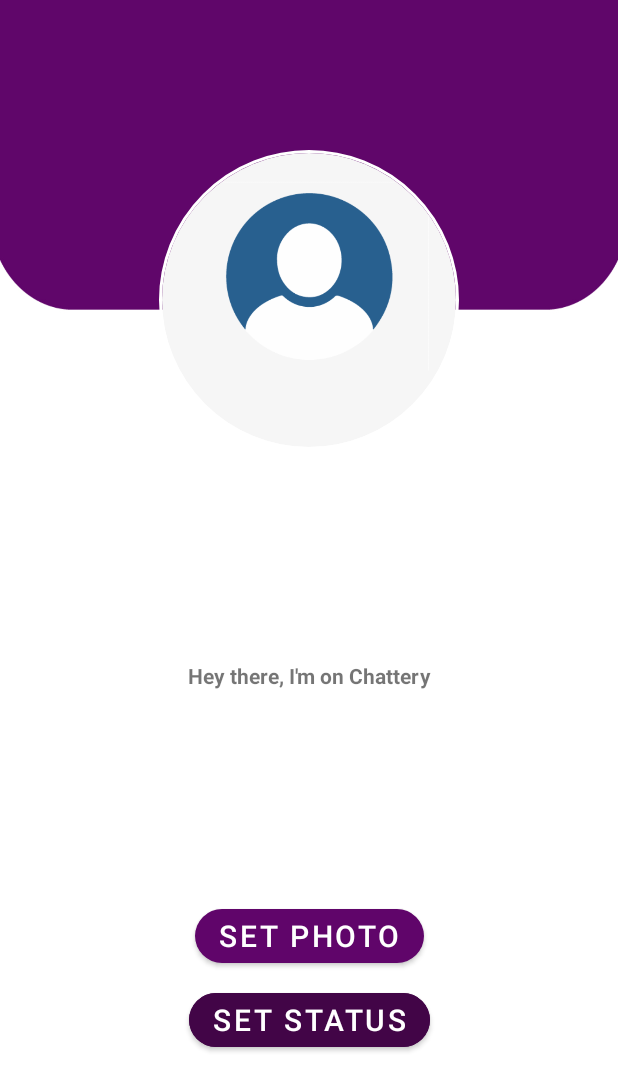
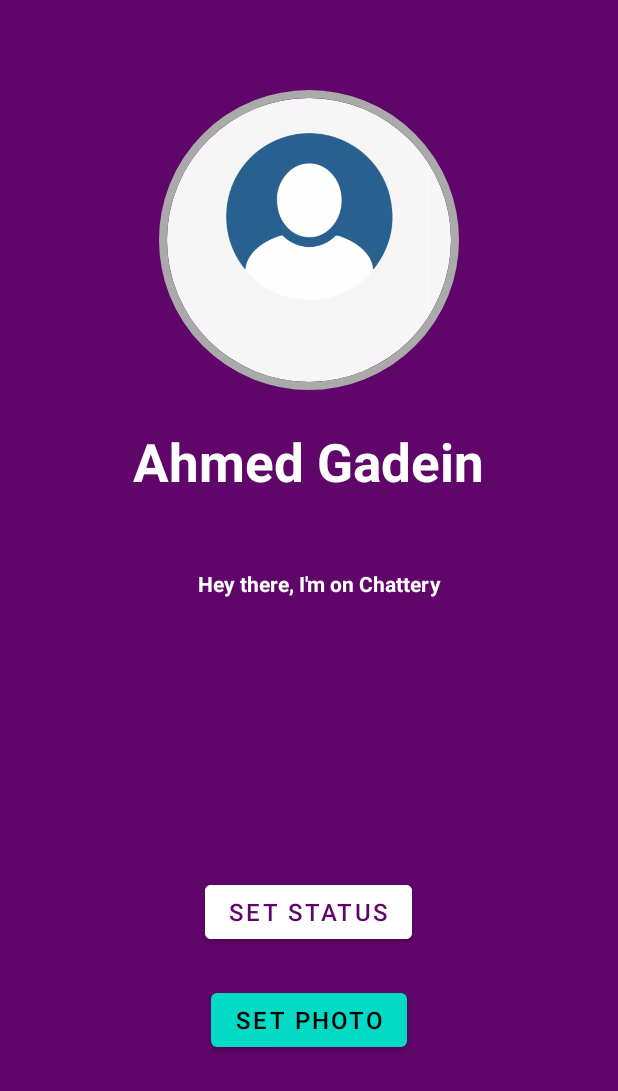
Before and after one commit to Ahmedgadein/Chattery, an Android app: the layout activity_settings.xml on its own in the app's theme, with its tools: preview values and no code run, on a phone screen of 412 x 824 dp. Shown: the top 1091 px of the screen. Run offline under Robolectric (Android 15) with nearby library versions, the phone set to English and light mode, and no system bars; plain views replace CircularImageView.

Commit message:
Finished settings activity

```diff
--- a/app/build.gradle
+++ b/app/build.gradle
@@ -35,9 +35,12 @@ dependencies {
     implementation 'com.google.firebase:firebase-auth:16.0.5'
     implementation 'androidx.legacy:legacy-support-v4:1.0.0'
     implementation 'com.google.firebase:firebase-database:16.0.4'
+    implementation 'com.google.firebase:firebase-storage:16.0.4'
     testImplementation 'junit:junit:4.12'
     androidTestImplementation 'androidx.test.ext:junit:1.1.1'
     androidTestImplementation 'androidx.test.espresso:espresso-core:3.2.0'
     implementation 'com.google.android.material:material:1.1.0'
     implementation 'com.mikhaellopez:circularimageview:4.2.0'
+    implementation 'com.theartofdev.edmodo:android-image-cropper:2.8.+'
+    implementation 'com.squareup.picasso:picasso:2.71828'
 }
--- a/app/src/main/AndroidManifest.xml
+++ b/app/src/main/AndroidManifest.xml
@@ -4,6 +4,8 @@
 
     <uses-permission android:name="android.permission.INTERNET" />
     <uses-permission android:name="android.permission.ACCESS_NETWORK_STATE" />
+    <uses-permission android:name="android.permission.READ_EXTERNAL_STORAGE"/>
+    <uses-permission android:name="android.permission.WRITE_EXTERNAL_STORAGE"/>
 
     <application
         android:allowBackup="true"
@@ -12,7 +14,7 @@
         android:roundIcon="@mipmap/ic_launcher_round"
         android:supportsRtl="true"
         android:theme="@style/AppTheme">
-        <activity android:name=".SettingsActivity"></activity>
+        <activity android:name=".ui.activities.SettingsActivity"></activity>
         <activity android:name=".ui.activities.MainActivity">
             <intent-filter>
                 <action android:name="android.intent.action.MAIN" />
@@ -32,6 +34,8 @@
             android:name=".ui.activities.LoginActivity"
             android:parentActivityName=".ui.activities.WelcomeActivity"
             android:theme="@style/ActivityActionBarTheme" />
+        <activity android:name="com.theartofdev.edmodo.cropper.CropImageActivity"
+            android:theme="@style/Base.Theme.AppCompat"/>
     </application>
 
 </manifest>
--- a/app/src/main/java/com/example/chattery/FirebaseDatabaseSchema.kt
+++ b/app/src/main/java/com/example/chattery/FirebaseDatabaseSchema.kt
@@ -10,5 +10,6 @@ open class Columns{
         val Status = "userstatus"
         val Image = "userimage"
         val ImageThumbnail = "userimagethumbnail"
+        val ProfileImagesDirectory = "profile_images"
     }
 }
--- a/app/src/main/java/com/example/chattery/ui/activities/MainActivity.kt
+++ b/app/src/main/java/com/example/chattery/ui/activities/MainActivity.kt
@@ -10,7 +10,6 @@ import android.view.MenuItem
 import android.widget.Toast
 import androidx.viewpager.widget.ViewPager
 import com.example.chattery.R
-import com.example.chattery.SettingsActivity
 import com.example.chattery.adapters.TabsAdapter
 import com.google.android.material.tabs.TabLayout
 import com.google.firebase.auth.FirebaseAuth
@@ -46,7 +45,7 @@ class MainActivity : AppCompatActivity() {
 
     fun isNetworkAvailableAndConnected():Boolean {
         val connectivitymanager = getSystemService(Context.CONNECTIVITY_SERVICE) as ConnectivityManager
-        return  connectivitymanager.activeNetworkInfo != null && connectivitymanager.activeNetworkInfo.isConnected
+        return !(connectivitymanager.activeNetworkInfo == null || !connectivitymanager.activeNetworkInfo.isConnected)
     }
     override fun onStart() {
         super.onStart()
@@ -79,7 +78,8 @@ class MainActivity : AppCompatActivity() {
             }
 
             R.id.menu_settings -> {
-                val settingsIntent = Intent(this,SettingsActivity::class.java)
+                val settingsIntent = Intent(this,
+                    SettingsActivity::class.java)
                 startActivity(settingsIntent)
                  true
             }
--- a/app/src/main/res/layout-land/activity_settings.xml
+++ b/app/src/main/res/layout-land/activity_settings.xml
@@ -1,67 +1,82 @@
 <?xml version="1.0" encoding="utf-8"?>
-<androidx.constraintlayout.widget.ConstraintLayout xmlns:android="http://schemas.android.com/apk/res/android"
+<RelativeLayout xmlns:android="http://schemas.android.com/apk/res/android"
     xmlns:tools="http://schemas.android.com/tools"
     android:layout_width="match_parent"
     android:layout_height="match_parent"
     xmlns:app="http://schemas.android.com/apk/res-auto"
-    android:background="@drawable/settings_bg">
+    android:background="@color/colorPrimary">
 
     <com.mikhaellopez.circularimageview.CircularImageView
-        android:id="@+id/profile_image"
+        android:id="@+id/settings_profile_image"
         android:layout_width="200dp"
         android:layout_height="200dp"
+
+        android:layout_alignParentStart="true"
         android:layout_alignParentTop="true"
-        android:layout_alignParentEnd="true"
         android:layout_centerHorizontal="true"
-        android:layout_marginStart="40dp"
-        android:layout_marginTop="40dp"
+        android:layout_marginStart="72dp"
+        android:layout_marginTop="48dp"
         android:src="@drawable/avatar_empty"
         app:civ_border_color="@android:color/white"
         app:civ_border_width="2dp"
         app:civ_shadow="true"
         app:civ_shadow_color="@android:color/white"
-        app:civ_shadow_radius="4dp"
-        app:layout_constraintStart_toStartOf="parent"
-        app:layout_constraintTop_toTopOf="parent" />
+        app:civ_shadow_radius="4dp" />
 
     <com.google.android.material.textview.MaterialTextView
-        android:id="@+id/materialTextView"
+        android:id="@+id/settings_status"
         android:layout_width="300dp"
         android:layout_height="wrap_content"
-        android:layout_marginTop="144dp"
+        android:layout_alignParentTop="true"
+        android:layout_marginStart="100dp"
+        android:layout_marginTop="148dp"
+        android:layout_toEndOf="@+id/settings_profile_image"
         android:gravity="center_horizontal"
         android:text="@string/status_placeholder"
-        android:textStyle="bold"
-        app:layout_constraintEnd_toEndOf="parent"
-        app:layout_constraintHorizontal_bias="0.75"
-        app:layout_constraintStart_toStartOf="parent"
-        app:layout_constraintTop_toTopOf="parent"/>
+        android:textColor="@android:color/white"
+        android:textStyle="bold" />
+
+    <com.google.android.material.textview.MaterialTextView
+        android:id="@+id/settings_username"
+        android:layout_width="wrap_content"
+        android:layout_height="wrap_content"
+        android:layout_below="@+id/settings_profile_image"
+        android:layout_alignParentLeft="true"
+        android:layout_centerHorizontal="true"
+        android:layout_marginVertical="20dp"
+        android:layout_marginLeft="72dp"
+        android:layout_marginTop="22dp"
+        android:text="Ahmed Gadein"
+        android:textColor="@android:color/white"
+        android:textSize="34sp"
+        android:textStyle="bold" />
 
     <com.google.android.material.button.MaterialButton
         android:id="@+id/settings_set_status"
         android:layout_width="wrap_content"
         android:layout_height="wrap_content"
-        android:layout_marginStart="8dp"
-        android:layout_marginBottom="32dp"
+        android:layout_above="@+id/settings_set_photo"
+        android:layout_alignParentBottom="true"
+        android:layout_marginEnd="16dp"
+        android:layout_marginBottom="16dp"
+        android:layout_toStartOf="@+id/settings_set_photo"
         android:text="@string/set_status_label"
-        android:textSize="20sp"
-        app:cornerRadius="20dp"
-        app:elevation="4dp"
-        app:layout_constraintBottom_toBottomOf="parent"
-        app:layout_constraintEnd_toEndOf="parent"
-        app:layout_constraintStart_toEndOf="@+id/settings_set_photo" />
+        android:textColor="@color/colorPrimary"
+        android:textSize="16sp"
+        app:backgroundTint="@android:color/white"
+        app:elevation="4dp" />
 
     <com.google.android.material.button.MaterialButton
         android:id="@+id/settings_set_photo"
         android:layout_width="wrap_content"
         android:layout_height="wrap_content"
-        android:layout_marginBottom="32dp"
-        android:backgroundTint="@color/colorPrimaryDark"
+        android:layout_alignParentEnd="true"
+        android:layout_alignParentBottom="true"
+        android:layout_marginEnd="16dp"
+        android:layout_marginBottom="16dp"
         android:text="@string/set_photo_label"
-        android:textSize="20sp"
-        app:cornerRadius="20dp"
-        app:elevation="4dp"
-        app:layout_constraintBottom_toBottomOf="parent"
-        app:layout_constraintEnd_toStartOf="@+id/settings_set_status"
-        app:layout_constraintStart_toStartOf="parent" />
-</androidx.constraintlayout.widget.ConstraintLayout>
+        android:textColor="@android:color/black"
+        android:textSize="16sp"
+        app:backgroundTint="@color/colorAccent"
+        app:elevation="4dp" />
+</RelativeLayout>
--- a/app/src/main/res/layout/activity_settings.xml
+++ b/app/src/main/res/layout/activity_settings.xml
@@ -1,67 +1,80 @@
 <?xml version="1.0" encoding="utf-8"?>
-<androidx.constraintlayout.widget.ConstraintLayout xmlns:android="http://schemas.android.com/apk/res/android"
+<RelativeLayout
+    xmlns:android="http://schemas.android.com/apk/res/android"
     xmlns:tools="http://schemas.android.com/tools"
     android:layout_width="match_parent"
     android:layout_height="match_parent"
     xmlns:app="http://schemas.android.com/apk/res-auto"
-    android:background="@drawable/settings_bg">
+    android:background="@color/colorPrimary">
 
     <com.mikhaellopez.circularimageview.CircularImageView
-        android:id="@+id/profile_image"
+        android:id="@+id/settings_profile_image"
         android:layout_width="200dp"
         android:layout_height="200dp"
         android:layout_alignParentTop="true"
         android:layout_alignParentEnd="true"
         android:layout_centerHorizontal="true"
-        android:layout_marginTop="100dp"
+        android:layout_marginTop="60dp"
+        android:layout_marginEnd="106dp"
+        android:elevation="2dp"
+        android:scaleType="centerCrop"
         android:src="@drawable/avatar_empty"
-        app:civ_border_color="@android:color/white"
-        app:civ_border_width="2dp"
-        android:elevation="2dp"
+        app:civ_border_color="@android:color/darker_gray"
+        app:civ_border_width="5dp"
         app:civ_shadow="false"
-        app:civ_shadow_color="@color/colorPrimaryDark"
-        app:layout_constraintEnd_toEndOf="parent"
-        app:layout_constraintHorizontal_bias="0.5"
-        app:layout_constraintStart_toStartOf="parent"
-        app:layout_constraintTop_toTopOf="parent" />
+        app:civ_shadow_color="@color/colorPrimaryDark" />
+
+    <TextView
+        android:id="@+id/settings_username"
+        android:layout_width="wrap_content"
+        android:layout_height="wrap_content"
+        android:layout_below="@+id/settings_profile_image"
+        android:layout_centerHorizontal="true"
+        android:layout_marginTop="24dp"
+        android:text="Ahmed Gadein"
+        android:textStyle="bold"
+        android:fontFamily="@font/roboto_bold"
+        android:textColor="@android:color/white"
+        android:textSize="35sp" />
 
     <com.google.android.material.textview.MaterialTextView
-        android:id="@+id/materialTextView"
+        android:id="@+id/settings_status"
         android:layout_width="300dp"
         android:layout_height="wrap_content"
+        android:layout_below="@+id/settings_username"
+        android:layout_alignParentEnd="true"
+        android:layout_centerHorizontal="true"
+        android:layout_marginTop="48dp"
+        android:layout_marginEnd="49dp"
         android:gravity="center_horizontal"
         android:text="@string/status_placeholder"
-        android:textStyle="bold"
-        app:layout_constraintBottom_toTopOf="@+id/settings_set_photo"
-        app:layout_constraintEnd_toEndOf="parent"
-        app:layout_constraintStart_toStartOf="parent"
-        app:layout_constraintTop_toBottomOf="@+id/profile_image" />
+        android:textColor="@android:color/white"
+        android:textStyle="bold" />
 
+    <com.google.android.material.button.MaterialButton
+        android:id="@+id/settings_set_status"
+        android:layout_width="wrap_content"
+        android:layout_height="wrap_content"
+        android:layout_above="@+id/settings_set_photo"
+        android:layout_centerHorizontal="true"
+        android:layout_marginBottom="24dp"
+        android:backgroundTint="@android:color/white"
+        android:text="@string/set_status_label"
+        android:textColor="@color/colorPrimary"
+        android:textSize="16sp"
+        app:elevation="4dp" />
 
     <com.google.android.material.button.MaterialButton
         android:id="@+id/settings_set_photo"
         android:layout_width="wrap_content"
         android:layout_height="wrap_content"
-        android:layout_marginBottom="8dp"
+        android:layout_alignParentBottom="true"
+        android:layout_centerHorizontal="true"
+        android:layout_marginBottom="120dp"
         android:text="@string/set_photo_label"
-        android:textSize="20sp"
-        app:cornerRadius="20dp"
-        app:elevation="4dp"
-        app:layout_constraintBottom_toTopOf="@+id/settings_set_status"
-        app:layout_constraintEnd_toEndOf="parent"
-        app:layout_constraintStart_toStartOf="parent" />
+        android:textColor="@android:color/black"
+        android:textSize="16sp"
+        app:backgroundTint="@color/colorAccent"
+        app:elevation="4dp" />
 
-    <com.google.android.material.button.MaterialButton
-        android:id="@+id/settings_set_status"
-        android:layout_width="wrap_content"
-        android:layout_height="wrap_content"
-        android:layout_marginBottom="120dp"
-        android:backgroundTint="@color/colorPrimaryDark"
-        android:text="@string/set_status_label"
-        android:textSize="20sp"
-        app:cornerRadius="20dp"
-        app:elevation="4dp"
-        app:layout_constraintBottom_toBottomOf="parent"
-        app:layout_constraintEnd_toEndOf="parent"
-        app:layout_constraintStart_toStartOf="parent" />
-</androidx.constraintlayout.widget.ConstraintLayout>
+</RelativeLayout>
```
Also changed, not shown: app/src/main/java/com/example/chattery/SettingsActivity.kt (deleted, +0 -12 lines), app/src/main/java/com/example/chattery/ui/activities/SettingsActivity.kt (added, +229 -0 lines), app/src/main/res/layout/status_dialog.xml (added, +20 -0 lines), app/src/main/res/font/roboto_bold.ttf (added).
